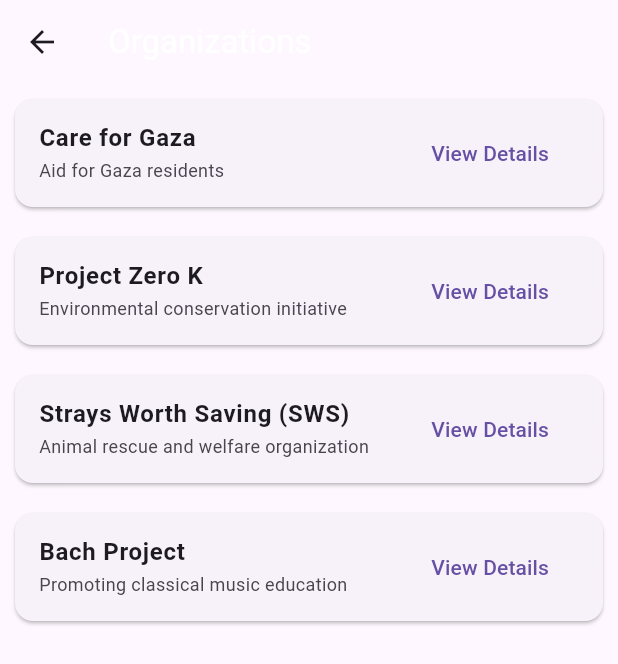
After one commit to drcostales/donation_app_project, a Flutter app: the screen it shows after launch, after a tap on "ORGANIZATIONS", on a phone screen of 412 x 824 dp. The commit adds this screen. Shown: the top 664 px of the screen. Run offline on Flutter 3.47's test engine with Material 3 defaults, Android fonts, the light colour scheme and no system bars.

Commit message:
add: orglist page

```diff
--- a/lib/main.dart
+++ b/lib/main.dart
@@ -1,6 +1,7 @@
 import 'package:flutter/material.dart';
 import 'pages/signin.dart';
 import 'pages/home.dart';
+import 'pages/orglist.dart';
 
 void main() {
   runApp(const MyApp());
@@ -9,7 +10,6 @@ void main() {
 class MyApp extends StatelessWidget {
   const MyApp({super.key});
 
-  // This widget is the root of your application.
   @override
   Widget build(BuildContext context) {
     return MaterialApp(
@@ -18,6 +18,7 @@ class MyApp extends StatelessWidget {
       routes: {
         '/': (context) => const MyHomePage(),
         '/signin': (context) => const SignInPage(),
+        '/orglist': (context) => const OrgList()
       },
       theme: ThemeData(
         primarySwatch: Colors.deepPurple,
--- a/lib/pages/home.dart
+++ b/lib/pages/home.dart
@@ -12,7 +12,7 @@ class _MyHomePageState extends State<MyHomePage> {
   Widget build(BuildContext context) {
     return Scaffold(
       appBar: AppBar(
-        backgroundColor: Theme.of(context).colorScheme.inversePrimary,
+        backgroundColor: Theme.of(context).colorScheme.primary,
         title: const Text("Donation"),
       ),
       body: Center(
@@ -25,6 +25,12 @@ class _MyHomePageState extends State<MyHomePage> {
               },
               child: const Text("SIGN IN PAGE"),
             ),
+            TextButton(
+              onPressed: () {
+                Navigator.pushNamed(context, '/orglist');
+              },
+              child: const Text("ORGANIZATIONS"),
+            ),
           ],
         ),
       ),
--- /dev/null
+++ b/lib/pages/orglist.dart
@@ -0,0 +1,63 @@
+import 'package:flutter/material.dart';
+
+class OrgList extends StatefulWidget {
+  const OrgList({Key? key}) : super(key: key);
+
+  @override
+  State<OrgList> createState() => _OrgListState();
+}
+
+class _OrgListState extends State<OrgList> {
+  final List<Map<String, String>> organizations = [
+    {"name": "Care for Gaza", "description": "Aid for Gaza residents"},
+    {
+      "name": "Project Zero K",
+      "description": "Environmental conservation initiative"
+    },
+    {
+      "name": "Strays Worth Saving (SWS)",
+      "description": "Animal rescue and welfare organization"
+    },
+    {
+      "name": "Bach Project",
+      "description": "Promoting classical music education"
+    }
+  ];
+
+  @override
+  Widget build(BuildContext context) {
+    return Scaffold(
+      appBar: AppBar(
+        title: const Text(
+          "Organizations",
+          style: TextStyle(color: Colors.white),
+        ),
+      ),
+      body: ListView.builder(
+        itemCount: organizations.length,
+        itemBuilder: (BuildContext context, int index) {
+          return Card(
+            margin: const EdgeInsets.all(10),
+            child: ListTile(
+              title: Text(
+                organizations[index]["name"]!,
+                style:
+                    const TextStyle(fontWeight: FontWeight.bold, fontSize: 16),
+              ),
+              subtitle: Text(
+                organizations[index]["description"]!,
+                style: const TextStyle(fontSize: 12),
+              ),
+              trailing: TextButton(
+                onPressed: () {
+                  // Navigate to details page or perform action on button press
+                },
+                child: const Text("View Details"),
+              ),
+            ),
+          );
+        },
+      ),
+    );
+  }
+}
```
